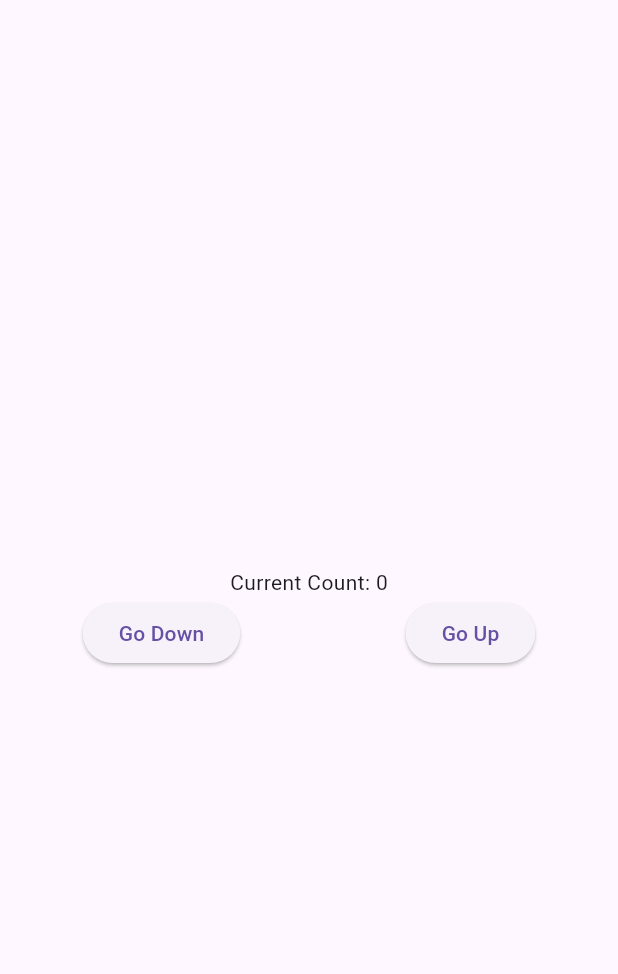
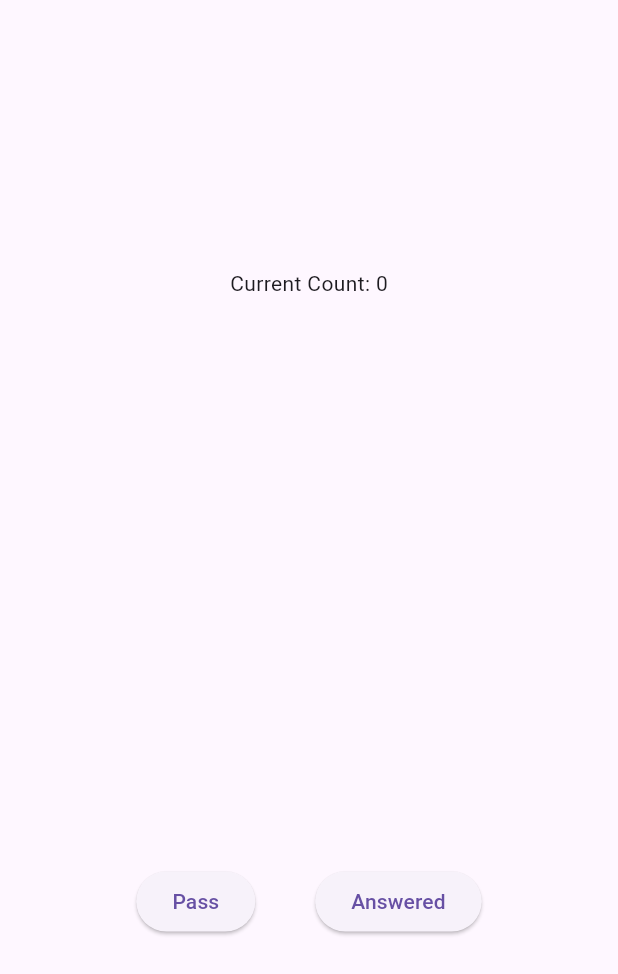
Before and after one commit to noduh/Convo-Cards, a Flutter app: the screen it shows after launch, on a phone screen of 412 x 824 dp. Shown: the top 974 px of the screen. Run offline on Flutter 3.47's test engine with Material 3 defaults, Android fonts, the phone set to English and light mode, and no system bars.

Commit message:
began design for questions

```diff
--- a/lib/main.dart
+++ b/lib/main.dart
@@ -1,10 +1,13 @@
 import 'package:flutter/material.dart';
+import 'dart:math';
 
 void main() {
   runApp(MainApp());
 }
 
 class MainApp extends StatefulWidget {
+  const MainApp({super.key});
+
   @override
   _MainAppState createState() => _MainAppState();
 }
@@ -18,27 +21,33 @@ class _MainAppState extends State<MainApp> {
       home: Scaffold(
         body: Center(
           child: Column(
-            mainAxisAlignment: MainAxisAlignment.center,
+            mainAxisAlignment: MainAxisAlignment.spaceAround,
             children: [
               Text("Current Count: $_counter"),
               Row(
-                mainAxisAlignment: MainAxisAlignment.spaceAround,
+                mainAxisAlignment: MainAxisAlignment.center,
                 children: [
-                  ElevatedButton(
+                  Container(
+                    padding: EdgeInsets.all(20),
+                    child: ElevatedButton(
                       onPressed: () {
                         setState(() {
                           _counter--;
                         });
                       },
-                    child: Text("Go Down"),
+                      child: Text("Pass"),
                     ),
-                  ElevatedButton(
+                  ),
+                  Container(
+                    padding: EdgeInsets.all(20),
+                    child: ElevatedButton(
                       onPressed: () {
                         setState(() {
                           _counter++;
                         });
                       },
-                    child: Text("Go Up"),
+                      child: Text("Answered"),
+                    ),
                   ),
                 ],
               ),
@@ -49,3 +58,41 @@ class _MainAppState extends State<MainApp> {
     );
   }
 }
+
+class Question {
+  bool _answered = false;
+  final String _questionText;
+  String? _answerText;
+
+  bool get isAnswered => _answered;
+  String get questionText => _questionText;
+  String? get answerText => _answerText;
+
+  Question(this._questionText);
+  void answer(String answer) {
+    if (!_answered) {
+      _answerText = answer;
+      _answered = true;
+    }
+  }
+}
+
+class QuestionsList {
+  var questions = <Question>{};
+
+  QuestionsList(Set<Question>? questions) {
+    if (questions != null) {
+      this.questions.addAll(questions);
+    }
+  }
+
+  Question getRandomQuestion() {
+    final random = Random();
+    Question randomQuestion;
+    do {
+      randomQuestion = questions.toList()[random.nextInt(questions.length)];
+    } while (randomQuestion.isAnswered);
+
+    return randomQuestion;
+  }
+}
```
Lines whose indentation alone changed are shown as unchanged.
